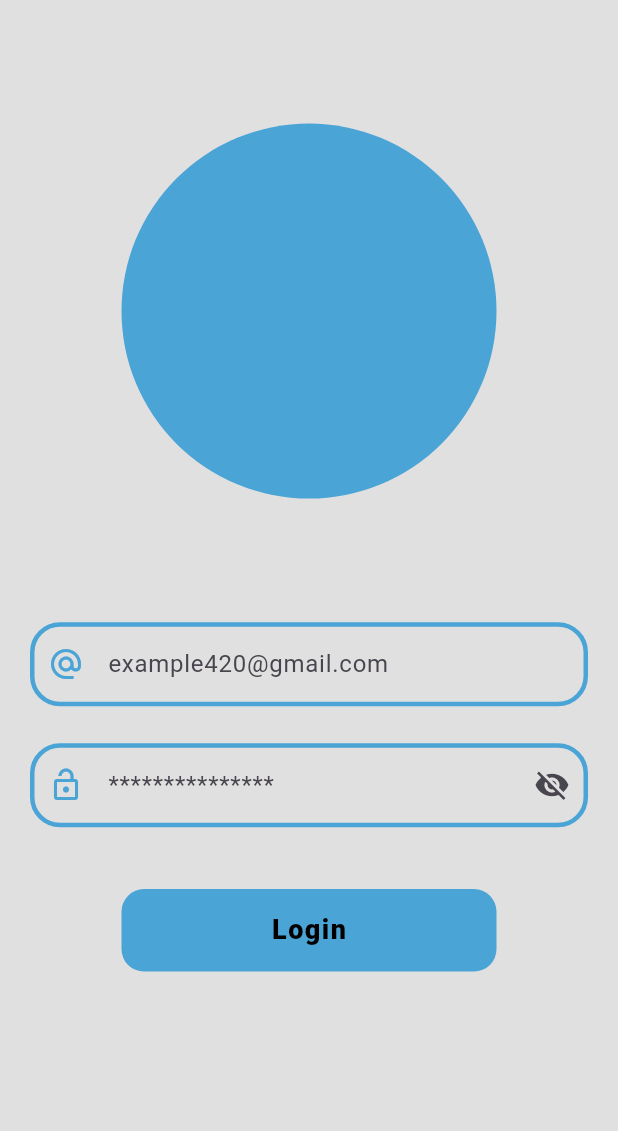
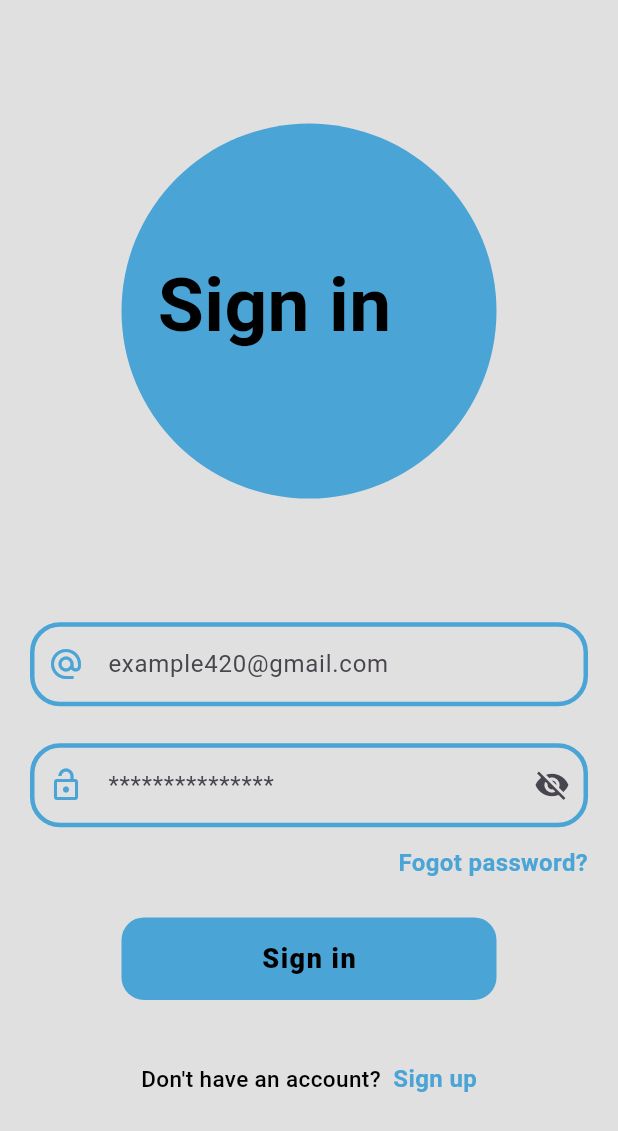
Before and after one commit to foysal012/EdTechApp, a Flutter app: the screen it shows after launch, on a phone screen of 412 x 824 dp. Shown: the top 1131 px of the screen. Run offline on Flutter 3.47's test engine with Material 2 defaults, Android fonts, the phone set to English and light mode, and no system bars; our stand-ins replace firebase_auth, firebase_core, flutter_spinkit, google_fonts; accounts and stored records are empty; generated files the repository leaves out were written again; Roboto replaces fonts that are missing (Ephesis).

```diff
--- /dev/null
+++ b/lib/authentication/auth_services.dart
@@ -0,0 +1,45 @@
+import 'package:firebase_auth/firebase_auth.dart';
+import 'package:flutter/material.dart';
+
+class AuthServices with ChangeNotifier{
+
+  FirebaseAuth firebaseAuth = FirebaseAuth.instance;
+
+  //user create
+  Future<UserCredential> signUpWithEmailAndPassword(String email, String password) async{
+
+    try{
+
+      UserCredential userCredential = await firebaseAuth.createUserWithEmailAndPassword(
+          email: email,
+          password: password
+      );
+
+      return userCredential;
+    } on FirebaseAuthException catch(e){
+      throw Exception(e.code);
+    }
+  }
+
+  //user login
+ Future<UserCredential> signInWithEmailAndPassword(String email, String password) async{
+
+   try{
+
+     UserCredential userCredential = await firebaseAuth.signInWithEmailAndPassword(
+         email: email,
+         password: password
+     );
+
+     return userCredential;
+   }on FirebaseAuthException catch(e){
+     throw Exception(e.code);
+   }
+ }
+
+ //user logout
+ Future<void> signOut() async{
+    await firebaseAuth.signOut();
+ }
+
+}
--- a/lib/authentication/signin_page_screen.dart
+++ b/lib/authentication/signin_page_screen.dart
@@ -1,4 +1,9 @@
+import 'package:edtech_app/authentication/auth_services.dart';
+import 'package:edtech_app/authentication/signup_page_screen.dart';
+import 'package:edtech_app/screen/dashboard_page.dart';
 import 'package:flutter/material.dart';
+import 'package:google_fonts/google_fonts.dart';
+import 'package:provider/provider.dart';
 
 class SigninPageScreen extends StatefulWidget {
   const SigninPageScreen({Key? key}) : super(key: key);
@@ -13,6 +18,26 @@ class _SigninPageScreenState extends State<SigninPageScreen> {
   TextEditingController passwordController = TextEditingController();
 
   bool obsecureText = true;
+
+  void signIn() async{
+      final firebaseAuth = Provider.of<AuthServices>(context, listen: false);
+
+      try{
+          firebaseAuth.signInWithEmailAndPassword(
+          emailController.text.toString(),
+          passwordController.text.toString(),
+          ).then((value){
+            ScaffoldMessenger.of(context).showSnackBar(SnackBar(content: Text("Successfully login")));
+            Navigator.of(context).push(MaterialPageRoute(builder: (context) => DashBoardPageScreen()));
+          }).onError((error, stackTrace) {
+            ScaffoldMessenger.of(context).showSnackBar(SnackBar(content: Text(error.toString())));
+          });
+
+      } catch (e){
+        print(e.toString());
+        ScaffoldMessenger.of(context).showSnackBar(SnackBar(content: Text("${e.toString()}")));
+      }
+  }
 
   @override
   Widget build(BuildContext context) {
@@ -40,6 +65,8 @@ class _SigninPageScreenState extends State<SigninPageScreen> {
 
               SizedBox(height: height * 0.1,),
 
+              Stack(
+                children: [
                   Container(
                     height: 250,
                     width: 250,
@@ -48,6 +75,19 @@ class _SigninPageScreenState extends State<SigninPageScreen> {
                         //image: DecorationImage(image: AssetImage("images/w1.png"),fit: BoxFit.cover)
                         color: Color(0xff4AA4D6)
                     ),
+                  ),
+                  Positioned(
+                    top: 85,
+                      right: 70,
+                      child: Text("Sign in",
+                      style: GoogleFonts.ephesis(
+                        fontSize: 50,
+                        color: Colors.black,
+                        fontWeight: FontWeight.bold,
+                      ),
+                      )
+                  )
+                ],
               ),
 
               SizedBox(height: height * 0.1,),
@@ -116,10 +156,31 @@ class _SigninPageScreenState extends State<SigninPageScreen> {
                 ),
               ),
 
-              SizedBox(height: height * 0.05,),
+              SizedBox(height: height * 0.015,),
+
+              Align(
+                alignment: Alignment.centerRight,
+                child: InkWell(
+                  onTap: (){
+
+                  },
+                  child: Text("Fogot password?",
+                    style: TextStyle(
+                      color: Color(0xff4AA4D6),
+                      fontWeight: FontWeight.bold,
+                      fontSize: 16,
+                    ),
+                  ),
+                ),
+              ),
+
+              SizedBox(height: height * 0.03,),
 
               InkWell(
-                onTap: (){},
+                onTap: (){
+                  signIn();
+                 // ScaffoldMessenger.of(context).showSnackBar(SnackBar(content: Text("Successfully login")));
+                },
                 child: Container(
                   height: 55,
                   width: 250,
@@ -128,7 +189,7 @@ class _SigninPageScreenState extends State<SigninPageScreen> {
                     color: Color(0xff4AA4D6),
                   ),
                     child: Center(
-                        child: Text("Login",
+                        child: Text("Sign in",
                         style: TextStyle(
                           fontWeight: FontWeight.w900,
                           color: Colors.black,
@@ -141,6 +202,37 @@ class _SigninPageScreenState extends State<SigninPageScreen> {
               )
               ),
 
+              SizedBox(height: height * 0.05,),
+
+              Row(
+                mainAxisAlignment: MainAxisAlignment.center,
+                children: [
+                  Text("Don't have an account?",
+                    style: TextStyle(
+                      color: Color(0xff000000),
+                      fontWeight: FontWeight.w500,
+                      fontSize: 15,
+                    ),
+                  ),
+
+                  SizedBox(width: width * 0.02,),
+
+                  InkWell(
+                    onTap: (){
+                      Navigator.of(context).push(MaterialPageRoute(builder: (context) => SignupPageScreen()));
+                    },
+                    child: Text("Sign up",
+                    style: TextStyle(
+                      color: Color(0xff4AA4D6),
+                      fontWeight: FontWeight.bold,
+                      fontSize: 16,
+                    ),
+                    ),
+                  ),
+
+
+                ],
+              ),
 
             ],
           ),
--- a/lib/main.dart
+++ b/lib/main.dart
@@ -1,11 +1,24 @@
+import 'package:edtech_app/authentication/auth_services.dart';
+import 'package:edtech_app/authentication/signup_page_screen.dart';
+import 'package:edtech_app/firebase_options.dart';
+import 'package:edtech_app/screen/dashboard_page.dart';
+import 'package:edtech_app/screen/homepage_screen.dart';
 import 'package:edtech_app/spalash%20screen/spalash_screen.dart';
+import 'package:firebase_core/firebase_core.dart';
 import 'package:flutter/material.dart';
 import 'package:flutter/services.dart';
+import 'package:provider/provider.dart';
 
-void main() {
+void main() async{
+
+  WidgetsFlutterBinding.ensureInitialized();
 
   SystemChrome.setSystemUIOverlayStyle(
     SystemUiOverlayStyle(statusBarColor: Colors.transparent)
+  );
+
+  await Firebase.initializeApp(
+    options: DefaultFirebaseOptions.currentPlatform
   );
 
   runApp(const MyApp());
@@ -17,7 +30,11 @@ class MyApp extends StatelessWidget {
   // This widget is the root of your application.
   @override
   Widget build(BuildContext context) {
-    return MaterialApp(
+    return MultiProvider(
+        providers: [
+          ChangeNotifierProvider(create: (context) => AuthServices()),
+        ],
+    child: MaterialApp(
       title: 'Flutter Demo',
       theme: ThemeData(
 
@@ -26,6 +43,10 @@ class MyApp extends StatelessWidget {
       ),
       debugShowCheckedModeBanner: false,
       home: SplashScreen()
+      //home: SignupPageScreen()
+      //home: HomePageScreen(),
+      //home: DashBoardPageScreen(),
+    ),
     );
   }
 }
--- a/pubspec.yaml
+++ b/pubspec.yaml
@@ -37,6 +37,11 @@ dependencies:
   cupertino_icons: ^1.0.2
   provider: ^6.1.1
   flutter_spinkit: ^5.2.0
+  google_fonts: ^6.1.0
+  firebase_auth: ^4.14.1
+  firebase_core: ^2.23.0
+  flick_video_player: ^0.5.0
+  video_player: ^2.7.2
 
 dev_dependencies:
   flutter_test:
```
Also changed, not shown: lib/authentication/auth_gate.dart (added, +30 -0 lines), lib/authentication/signup_page_screen.dart (+327 -0 lines), images/w2.jpeg (added), images/w3.jpeg (added), images/w4.png (added), images/w5.jpg (added), pubspec.lock, 6 other files. Lines whose indentation alone changed are shown as unchanged.
